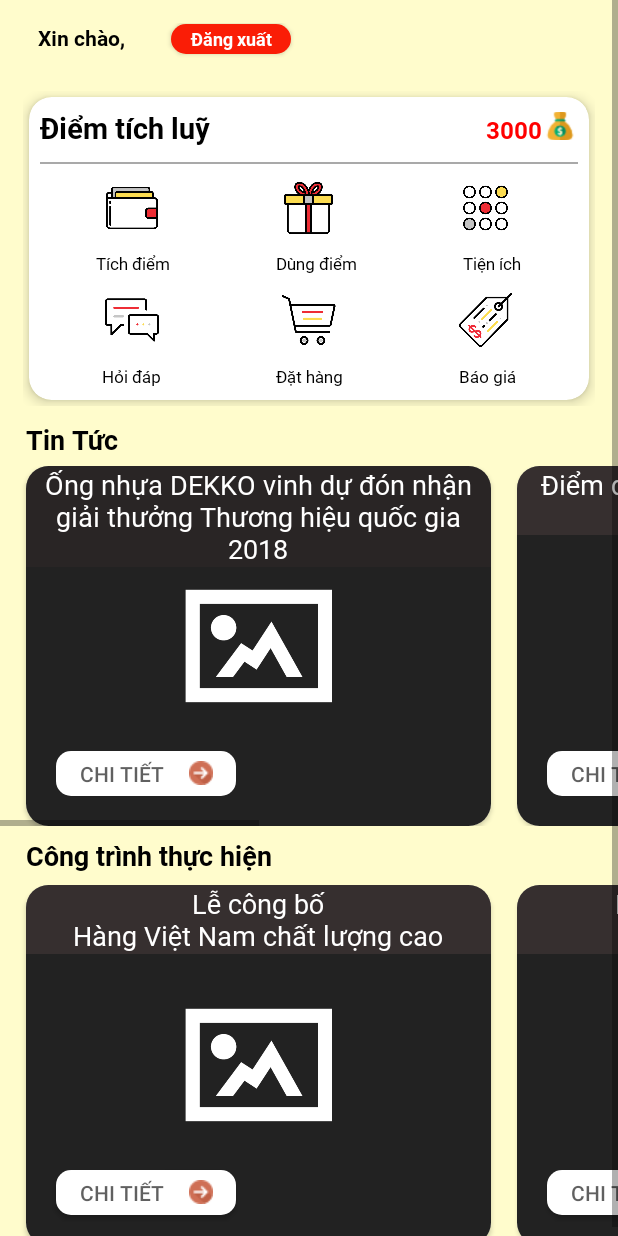
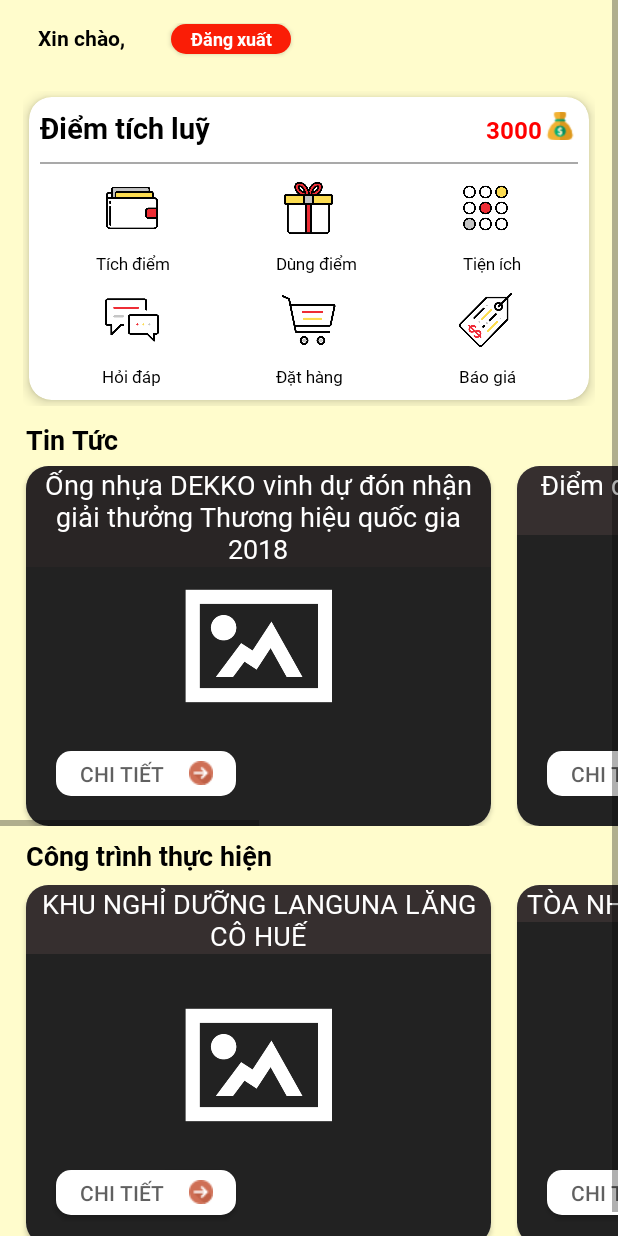
Before and after one commit to TrungDaniel/AndroidWinds, an Android app: the HomeActivity screen opened directly, with no data from a screen before it, on a phone screen of 412 x 824 dp. Run offline under Robolectric (Android 15) with nearby library versions, the phone set to English and light mode, and no system bars; our stand-ins replace Picasso; pictures from the network do not load.

Commit message:
update home activity

```diff
--- a/SOURCE/app/src/main/java/com/example/trung/androidwinds/HomeActivity.java
+++ b/SOURCE/app/src/main/java/com/example/trung/androidwinds/HomeActivity.java
@@ -18,8 +18,8 @@ import java.io.InputStream;
 
 public class HomeActivity extends AppCompatActivity {
     TextView tvUsername, tvPhoneNumber, tvDangXuat;
-    ImageView imgNews1, imgNews2, imgNews3;
-    TextView tvNews1, tvNews2, tvNews3;
+    ImageView imgNews1, imgNews2, imgNews3, imgCtth1, imgCtth2, imgCtth3;
+    TextView tvNews1, tvNews2, tvNews3, tvCtth1, tvCtth2, tvCtth3;
 
     @Override
     protected void onCreate(Bundle savedInstanceState) {
@@ -43,10 +43,12 @@ public class HomeActivity extends AppCompatActivity {
             JSONObject jsonCustomerDetail = jsonResult.getJSONObject("customerDetail");
             String customerName = jsonCustomerDetail.getString("customerName");
             JSONArray jsonArrayNews = jsonResult.getJSONArray("listNews");
+            JSONArray jsonArrayCtth = jsonResult.getJSONArray("listPromotion");
             // -------------------
             JSONObject jsonNew1 = jsonArrayNews.getJSONObject(0);
             JSONObject jsonNew2 = jsonArrayNews.getJSONObject(1);
             JSONObject jsonNew3 = jsonArrayNews.getJSONObject(2);
+
             //
             String newsTitle1 = jsonNew1.getString("title");
             String urlNew1 = jsonNew1.getString("urlImage");
@@ -56,18 +58,40 @@ public class HomeActivity extends AppCompatActivity {
 
             String newsTitle3 = jsonNew3.getString("title");
             String urlNew3 = jsonNew3.getString("urlImage");
+            //
 
+            JSONObject jsonCtth1 = jsonArrayCtth.getJSONObject(0);
+            JSONObject jsonCtth2 = jsonArrayCtth.getJSONObject(1);
+            JSONObject jsonCtth3 = jsonArrayCtth.getJSONObject(2);
+
+            String ctthTitle1 = jsonCtth1.getString("title");
+            String urlCtth1 = jsonCtth1.getString("urlImage");
+
+            String ctthTitle2 = jsonCtth2.getString("title");
+            String urlCtth2 = jsonCtth2.getString("urlImage");
+
+            String ctthTitle3 = jsonCtth3.getString("title");
+            String urlCtth3 = jsonCtth3.getString("urlImage");
 
             //
             Picasso.get().load(urlNew1).placeholder(R.mipmap.img_default).into(imgNews1);
             Picasso.get().load(urlNew2).placeholder(R.mipmap.img_default).into(imgNews2);
             Picasso.get().load(urlNew3).placeholder(R.mipmap.img_default).into(imgNews3);
 
+            Picasso.get().load(urlCtth1).placeholder(R.mipmap.img_default).into(imgCtth1);
+            Picasso.get().load(urlCtth2).placeholder(R.mipmap.img_default).into(imgCtth2);
+            Picasso.get().load(urlCtth3).placeholder(R.mipmap.img_default).into(imgCtth3);
+
 
 
             tvNews1.setText(newsTitle1);
             tvNews2.setText(newsTitle2);
             tvNews3.setText(newsTitle3);
+
+            tvCtth1.setText(ctthTitle1);
+            tvCtth2.setText(ctthTitle2);
+            tvCtth3.setText(ctthTitle3);
+
 
 
         } catch (JSONException e) {
@@ -132,5 +156,11 @@ public class HomeActivity extends AppCompatActivity {
         tvNews1 = findViewById(R.id.tv_new_1);
         tvNews2 = findViewById(R.id.tv_new_2);
         tvNews3 = findViewById(R.id.tv_new_3);
+        imgCtth1 = findViewById(R.id.img_ctth1);
+        imgCtth2 = findViewById(R.id.img_ctth2);
+        imgCtth3 = findViewById(R.id.img_ctth3);
+        tvCtth1 = findViewById(R.id.tv_ctth1);
+        tvCtth2 = findViewById(R.id.tv_ctth2);
+        tvCtth3 = findViewById(R.id.tv_ctth3);
     }
 }
--- a/SOURCE/app/src/main/res/layout/activity_home.xml
+++ b/SOURCE/app/src/main/res/layout/activity_home.xml
@@ -28,33 +28,34 @@
                     android:textColor="#000000" />
 
                 <TextView
-                    android:layout_marginLeft="5sp"
                     android:id="@+id/tv_user_name"
                     android:layout_width="wrap_content"
                     android:layout_height="wrap_content"
+                    android:layout_marginLeft="5sp"
                     android:fontFamily="@font/roboto_bold"
                     android:text="Username"
                     android:textColor="#FF0000" />
 
                 <TextView
-                    android:layout_marginLeft="10sp"
                     android:id="@+id/tv_phone_number"
                     android:layout_width="wrap_content"
                     android:layout_height="wrap_content"
+                    android:layout_marginLeft="10sp"
                     android:fontFamily="@font/roboto_bold"
                     android:text="(0123456789)"
                     android:textColor="#000000" />
+
                 <Button
-                    android:textAllCaps="false"
+                    android:id="@+id/tv_dang_xuat"
+                    android:layout_width="80dp"
+                    android:layout_height="20dp"
                     android:layout_marginLeft="15dp"
                     android:background="@drawable/red_press_bg"
-                    android:id="@+id/tv_dang_xuat"
-                    android:layout_width="80dp"
-                    android:textSize="12sp"
-                    android:layout_height="20dp"
                     android:fontFamily="@font/roboto_bold"
                     android:text="Đăng xuất"
-                    android:textColor="#FFFFFF" />
+                    android:textAllCaps="false"
+                    android:textColor="#FFFFFF"
+                    android:textSize="12sp" />
 
 
             </LinearLayout>
@@ -311,9 +312,9 @@
 
                     <ImageView
                         android:id="@+id/img_news_1"
-                        android:scaleType="centerCrop"
                         android:layout_width="match_parent"
                         android:layout_height="match_parent"
+                        android:scaleType="centerCrop"
                         android:src="@mipmap/img_default" />
 
                     <TextView
@@ -349,18 +350,19 @@
 
                     <ImageView
                         android:id="@+id/img_news_2"
-                        android:scaleType="centerCrop"
                         android:layout_width="match_parent"
                         android:layout_height="match_parent"
+                        android:scaleType="centerCrop"
                         android:src="@mipmap/img_default" />
 
                     <TextView
+                        android:id="@+id/tv_new_2"
                         android:layout_width="match_parent"
                         android:layout_height="wrap_content"
                         android:background="#65554242"
                         android:fontFamily="@font/roboto_regular"
                         android:gravity="center"
-                        android:id="@+id/tv_new_2"                        android:textColor="#FFFFFF"
+                        android:textColor="#FFFFFF"
                         android:textSize="18dp" />
 
                     <Button
@@ -386,18 +388,19 @@
 
                     <ImageView
                         android:id="@+id/img_news_3"
-                        android:scaleType="centerCrop"
                         android:layout_width="match_parent"
                         android:layout_height="match_parent"
+                        android:scaleType="centerCrop"
                         android:src="@mipmap/img_default" />
 
                     <TextView
+                        android:id="@+id/tv_new_3"
                         android:layout_width="match_parent"
                         android:layout_height="wrap_content"
                         android:background="#65554242"
                         android:fontFamily="@font/roboto_regular"
                         android:gravity="center"
-                        android:id="@+id/tv_new_3"                        android:textColor="#FFFFFF"
+                        android:textColor="#FFFFFF"
                         android:textSize="18dp" />
 
                     <Button
@@ -436,6 +439,7 @@
             android:layout_height="wrap_content">
 
             <LinearLayout
+                android:layout_marginBottom="10dp"
                 android:layout_width="wrap_content"
                 android:layout_height="240dp"
                 android:orientation="horizontal">
@@ -447,12 +451,14 @@
                     app:cardCornerRadius="15dp">
 
                     <ImageView
-                        android:scaleType="centerCrop"
+                        android:id="@+id/img_ctth1"
                         android:layout_width="match_parent"
                         android:layout_height="match_parent"
+                        android:scaleType="centerCrop"
                         android:src="@mipmap/img_default" />
 
                     <TextView
+                        android:id="@+id/tv_ctth1"
                         android:layout_width="match_parent"
                         android:layout_height="wrap_content"
                         android:background="#65554242"
@@ -484,12 +490,14 @@
                     app:cardCornerRadius="15dp">
 
                     <ImageView
-                        android:scaleType="centerCrop"
+                        android:id="@+id/img_ctth2"
                         android:layout_width="match_parent"
                         android:layout_height="match_parent"
+                        android:scaleType="centerCrop"
                         android:src="@mipmap/img_default" />
 
                     <TextView
+                        android:id="@+id/tv_ctth2"
                         android:layout_width="match_parent"
                         android:layout_height="wrap_content"
                         android:background="#65554242"
@@ -521,12 +529,14 @@
                     app:cardCornerRadius="15dp">
 
                     <ImageView
-                        android:scaleType="centerCrop"
+                        android:id="@+id/img_ctth3"
                         android:layout_width="match_parent"
                         android:layout_height="match_parent"
+                        android:scaleType="centerCrop"
                         android:src="@mipmap/img_default" />
 
                     <TextView
+                        android:id="@+id/tv_ctth3"
                         android:layout_width="match_parent"
                         android:layout_height="wrap_content"
                         android:background="#65554242"
@@ -550,11 +560,7 @@
 
 
                 </android.support.v7.widget.CardView>
-
-
             </LinearLayout>
-
-
         </HorizontalScrollView>
 
     </LinearLayout>
```
